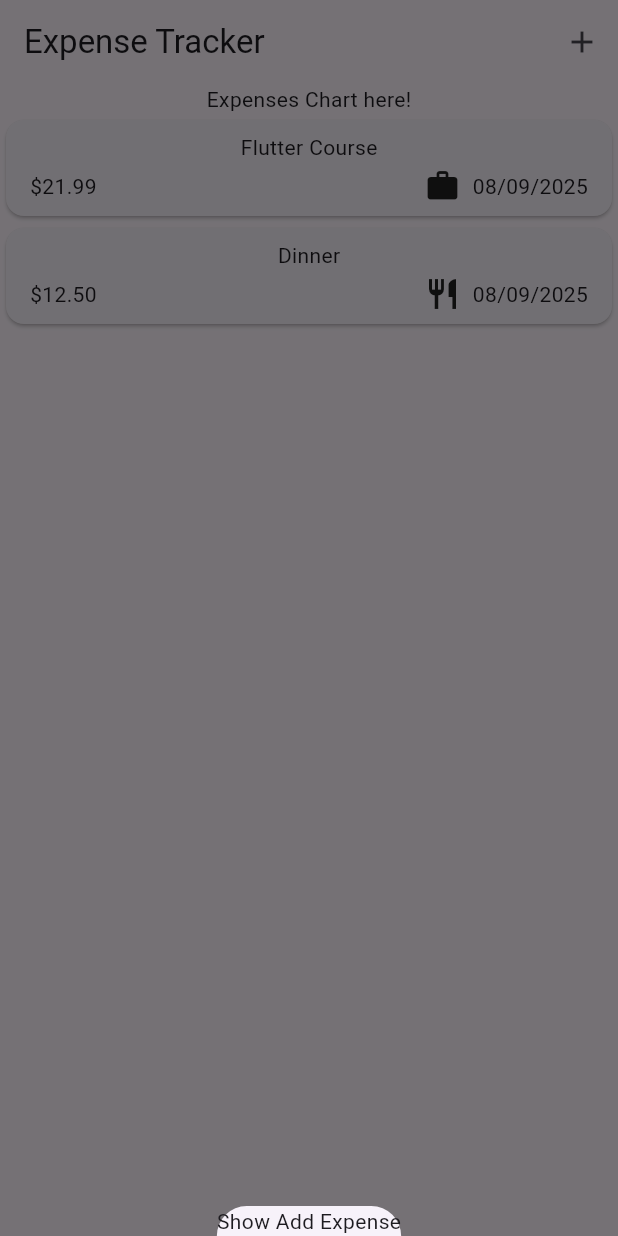
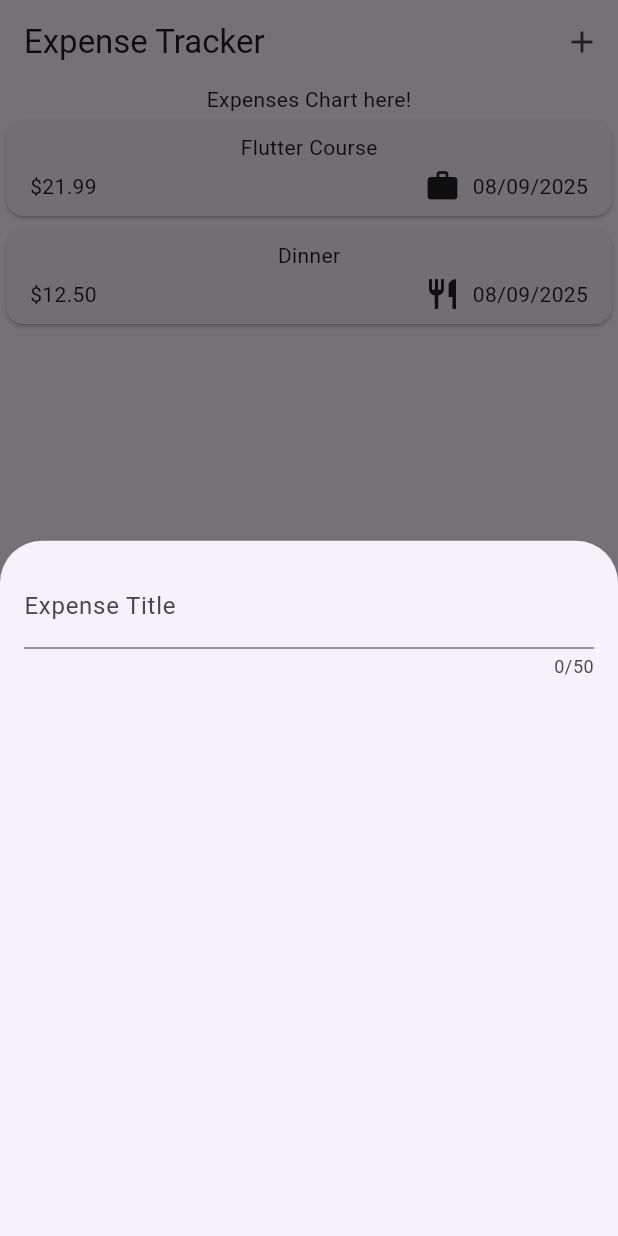
Before and after one commit to Haldiant/expense_tracker, a Flutter app: the screen it shows after launch, after a tap on the "add" icon, on a phone screen of 412 x 824 dp. Run offline on Flutter 3.47's test engine with Material 3 defaults, Android fonts, the phone set to English and light mode, and no system bars.

Commit message:
Implement NewExpense widget and update expense overlay functionality

```diff
--- a/lib/widgets/expenses.dart
+++ b/lib/widgets/expenses.dart
@@ -1,4 +1,5 @@
 import 'package:expense_tracker/widgets/expenses_list/expenses_list.dart';
+import 'package:expense_tracker/widgets/new_expense.dart';
 import 'package:flutter/material.dart';
 import 'package:expense_tracker/Models/expense.dart';
 
@@ -28,7 +29,7 @@ class _ExpensesState extends State<Expenses> {
   void _openAddExpenseOverlay() {
     showModalBottomSheet(
       context: context,
-      builder: (ctx) => Text('Show Add Expense'),
+      builder: (ctx) => NewExpense(),
     );
   }
 
--- /dev/null
+++ b/lib/widgets/new_expense.dart
@@ -0,0 +1,27 @@
+import 'package:flutter/material.dart';
+
+class NewExpense extends StatefulWidget {
+  const NewExpense({super.key});
+
+  @override
+  State<NewExpense> createState() => _NewExpenseState();
+}
+
+class _NewExpenseState extends State<NewExpense> {
+  @override
+  Widget build(BuildContext context) {
+    return Padding(
+      padding: EdgeInsets.all(16.0),
+      child: Column(
+        children: [
+          TextField(
+            maxLength: 50,
+            decoration: InputDecoration(
+              label: Text('Expense Title'),
+            ),
+          ),
+        ],
+      ),
+    );
+  }
+}
```
